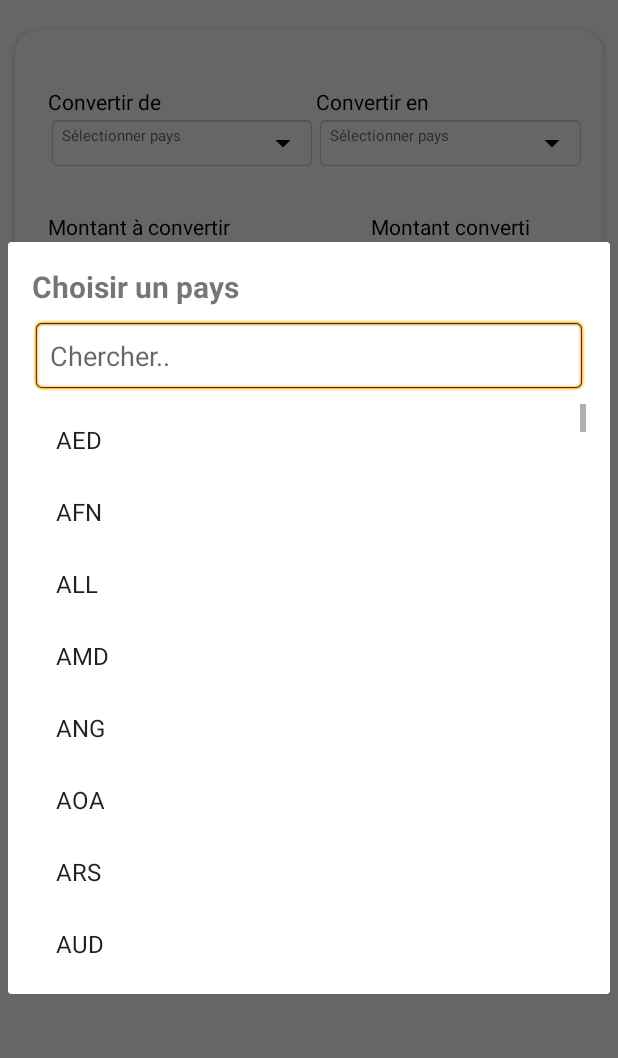
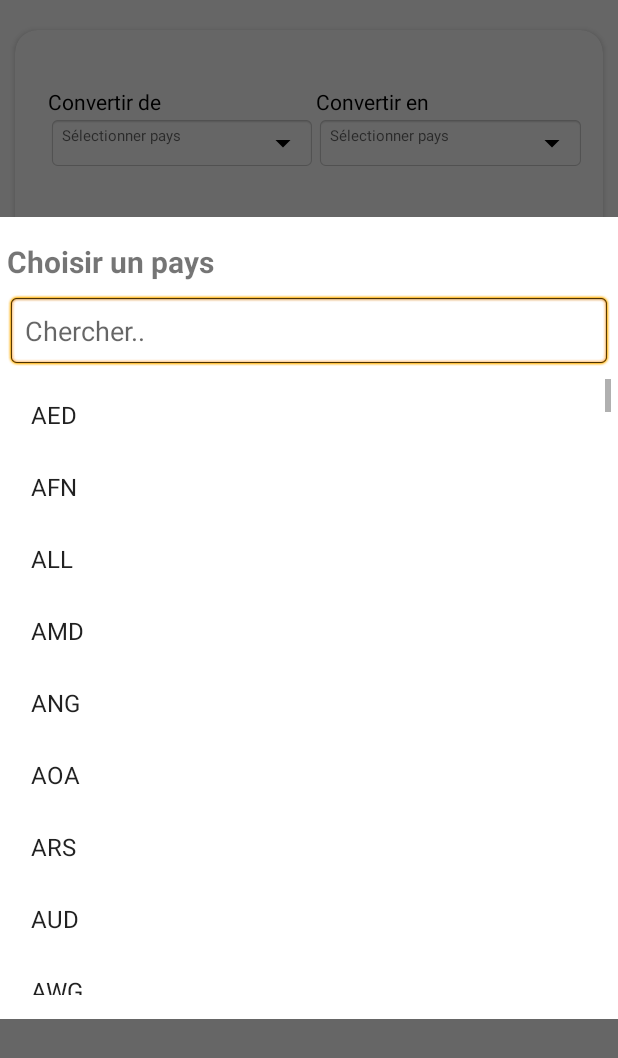
Before and after one commit to Kyuremdoree/Elpy, an Android app: the ConvertChangeFragment screen opened directly, with no data from a screen before it, after a tap on an icon or button, on a phone screen of 412 x 824 dp. Shown: the top 1058 px of the screen. Run offline under Robolectric (Android 15) with nearby library versions, the phone set to English and light mode, and no system bars; our stand-ins replace Volley.

Commit message:
:hammer: can rotate + launch a fragment

```diff
--- a/Elpy/app/src/main/AndroidManifest.xml
+++ b/Elpy/app/src/main/AndroidManifest.xml
@@ -13,9 +13,9 @@
         android:allowBackup="true"
         android:dataExtractionRules="@xml/data_extraction_rules"
         android:fullBackupContent="@xml/backup_rules"
-        android:icon="@mipmap/ic_launcher"
+        android:icon="@drawable/elpy"
         android:label="@string/app_name"
-        android:roundIcon="@mipmap/ic_launcher_round"
+        android:roundIcon="@drawable/elpy"
         android:supportsRtl="true"
         android:theme="@style/Theme.Elpy"
         tools:targetApi="31">
--- a/Elpy/app/src/main/java/uqac/dim/elpy/ConvertChange.java
+++ b/Elpy/app/src/main/java/uqac/dim/elpy/ConvertChange.java
@@ -21,4 +21,5 @@ public class ConvertChange extends AppCompatActivity {
         fragmentTransaction.replace(R.id.fragment_currency_converter_container, convertChangeFragment);
         fragmentTransaction.commit();
     }
+
 }
--- a/Elpy/app/src/main/java/uqac/dim/elpy/ConvertChangeFragment.java
+++ b/Elpy/app/src/main/java/uqac/dim/elpy/ConvertChangeFragment.java
@@ -6,6 +6,7 @@ import android.app.Dialog;
 import android.os.Bundle;
 import android.text.Editable;
 import android.text.TextWatcher;
+import android.util.Log;
 import android.view.LayoutInflater;
 import android.view.View;
 import android.view.ViewGroup;
@@ -58,11 +59,14 @@ public class ConvertChangeFragment extends Fragment {
 
         View view = inflater.inflate(R.layout.currency_converter, container, false);
 
+
         convertFromDropdown = view.findViewById(R.id.convert_from_dropdown_menu);
         convertToDropdown = view.findViewById(R.id.convert_to_dropdown_menu);
         convertedValue = view.findViewById(R.id.conversion_rate_text);
         amountToConvert = view.findViewById(R.id.edit_text_value_to_convert);
         convertButton = view.findViewById(R.id.conversion_button);
+
+
 
         arrayList = new ArrayList<>();
         for (String country : countries)
@@ -76,7 +80,7 @@ public class ConvertChangeFragment extends Fragment {
             {
                 fromDialog = new Dialog(requireContext());
                 fromDialog.setContentView(R.layout.from_spinner);
-                fromDialog.getWindow().setLayout(650,800);
+                fromDialog.getWindow().setLayout(700,850);
                 fromDialog.show();
 
                 EditText editText = fromDialog.findViewById(R.id.edit_text);
--- a/Elpy/app/src/main/java/uqac/dim/elpy/MainActivity.java
+++ b/Elpy/app/src/main/java/uqac/dim/elpy/MainActivity.java
@@ -44,8 +44,7 @@ public class MainActivity extends AppCompatActivity implements NavigationView.On
         Fragment newFragment = null;
 
         if (itemId == R.id.fConvertisseur) {
-            Intent intent = new Intent(MainActivity.this, ConvertChange.class);
-            startActivity(intent);
+            newFragment = new ConvertChangeFragment();
         }
         else if (itemId == R.id.fPriseNote) {
             newFragment = new NoteSystem();
--- /dev/null
+++ b/Elpy/app/src/main/res/layout-land/currency_converter.xml
@@ -0,0 +1,197 @@
+<?xml version="1.0" encoding="utf-8"?>
+<ScrollView xmlns:android="http://schemas.android.com/apk/res/android"
+    xmlns:app="http://schemas.android.com/apk/res-auto"
+    android:layout_width="match_parent"
+    android:layout_height="match_parent"
+    android:focusable="true"
+    android:focusableInTouchMode="true"
+    android:orientation="vertical">
+
+    <androidx.cardview.widget.CardView
+        android:id="@+id/card_view"
+        android:layout_width="match_parent"
+        android:layout_height="300dp"
+        android:layout_marginStart="10dp"
+        android:layout_marginTop="20dp"
+        android:layout_marginEnd="10dp"
+        android:clickable="true"
+        android:focusable="true"
+        app:cardCornerRadius="15dp"
+        android:backgroundTint="#FFFFFF">
+
+        <LinearLayout
+            android:id="@+id/master_linear_layout"
+            android:layout_width="match_parent"
+            android:layout_height="wrap_content"
+            android:layout_marginTop="8dp"
+            android:orientation="vertical"
+            android:padding="12dp"
+            android:paddingBottom="10dp">
+
+            <LinearLayout
+                android:id="@+id/dropdown_menu_layout"
+                android:layout_width="match_parent"
+                android:layout_height="wrap_content"
+                android:layout_marginTop="8dp"
+                android:orientation="vertical"
+                android:paddingTop="10dp"
+                android:paddingBottom="10dp">
+
+                <LinearLayout
+                    android:id="@+id/layout_one"
+                    android:layout_width="match_parent"
+                    android:layout_height="match_parent"
+                    android:gravity="top|bottom|center_vertical|fill_vertical|center|fill">
+
+                    <TextView
+                        android:id="@+id/convert_from_title"
+                        android:layout_width="0dp"
+                        android:layout_height="wrap_content"
+                        android:layout_marginStart="10dp"
+                        android:layout_weight="1.0"
+                        android:text="@string/convertFrom"
+                        android:textColor="#000000"/>
+
+                    <TextView
+                        android:id="@+id/convert_to_title"
+                        android:layout_width="0dp"
+                        android:layout_height="wrap_content"
+                        android:layout_weight="1.0"
+                        android:text="@string/convertTo"
+                        android:textColor="#000000"/>
+
+
+                </LinearLayout>
+
+                <LinearLayout
+                    android:id="@+id/layout_two"
+                    android:layout_width="match_parent"
+                    android:layout_height="wrap_content">
+
+                    <TextView
+                        android:id="@+id/convert_from_dropdown_menu"
+                        android:layout_width="0dp"
+                        android:layout_height="wrap_content"
+                        android:layout_marginStart="10dp"
+                        android:layout_weight="1.0"
+                        android:background="@android:drawable/editbox_background"
+                        android:hint="@string/hintSelect"
+                        android:textColor="#000000"
+                        android:text=""
+                        android:textSize="10dp"
+                        android:drawableRight="@drawable/arrow_down"/>
+
+                    <TextView
+                        android:id="@+id/convert_to_dropdown_menu"
+                        android:layout_width="0dp"
+                        android:layout_height="wrap_content"
+                        android:layout_weight="1.0"
+                        android:background="@android:drawable/editbox_background"
+                        android:hint="@string/hintSelect"
+                        android:textColor="#000000"
+                        android:text=""
+                        android:textSize="10dp"
+                        android:drawableRight="@drawable/arrow_down"/>
+
+                </LinearLayout>
+
+            </LinearLayout>
+
+            <LinearLayout
+                android:id="@+id/liner_layout_below"
+                android:layout_width="match_parent"
+                android:layout_height="wrap_content"
+                android:layout_marginTop="8dp"
+                android:orientation="vertical"
+                android:paddingTop="10dp"
+                android:paddingBottom="10dp">
+
+                <LinearLayout
+                    android:id="@+id/linear_layout_below1"
+                    android:layout_width="match_parent"
+                    android:layout_height="match_parent"
+                    android:gravity="top|bottom|center_vertical|fill_vertical|center|fill">
+
+
+                    <TextView
+                        android:id="@+id/amount_value_to_convert"
+                        android:layout_width="0dp"
+                        android:layout_height="wrap_content"
+                        android:layout_weight="1.0"
+                        android:layout_marginStart="10dp"
+                        android:text="@string/amount"
+                        android:textColor="#000000"/>
+
+                    <TextView
+                        android:id="@+id/amount_value_converted"
+                        android:layout_width="0dp"
+                        android:layout_height="wrap_content"
+                        android:gravity="center"
+                        android:layout_weight="1.0"
+                        android:text="@string/amountConverted"
+                        android:textColor="#000000"/>
+
+
+                </LinearLayout>
+
+                <LinearLayout
+                    android:id="@+id/linear_layout_below2"
+                    android:layout_width="match_parent"
+                    android:layout_height="wrap_content"
+                    android:orientation="horizontal">
+
+                    <EditText
+                        android:id="@+id/edit_text_value_to_convert"
+                        android:layout_width="0dp"
+                        android:layout_height="wrap_content"
+                        android:layout_marginStart="10dp"
+                        android:layout_weight="1.0"
+                        android:inputType="number"
+                        android:maxLines="1"
+                        android:singleLine="true"
+                        android:text=""
+                        android:textColor="#000000"
+                        android:textSize="14sp"/>
+
+                    <TextView
+                        android:id="@+id/conversion_rate_text"
+                        android:layout_width="0dp"
+                        android:layout_height="wrap_content"
+                        android:layout_weight="1.0"
+                        android:gravity="center"
+                        android:textColor="#000000"
+                        android:textSize="18sp"/>
+
+
+
+                </LinearLayout>
+
+            </LinearLayout>
+
+            <RelativeLayout
+                android:layout_width="match_parent"
+                android:layout_height="wrap_content"
+                android:layout_marginLeft="10dp"
+                android:paddingTop="20sp">
+
+                <Button
+                    android:id="@+id/conversion_button"
+                    android:layout_width="match_parent"
+                    android:layout_height="wrap_content"
+                    android:gravity="center"
+                    android:paddingTop="7dp"
+                    android:paddingBottom="7dp"
+                    android:text="@string/convert"
+                    android:textColor="#000000"/>
+
+
+            </RelativeLayout>
+
+
+        </LinearLayout>
+
+    </androidx.cardview.widget.CardView>
+
+
+
+</ScrollView>
```
Also changed, not shown: Elpy/app/src/main/res/drawable/elpy.png (added), 1 other file.
